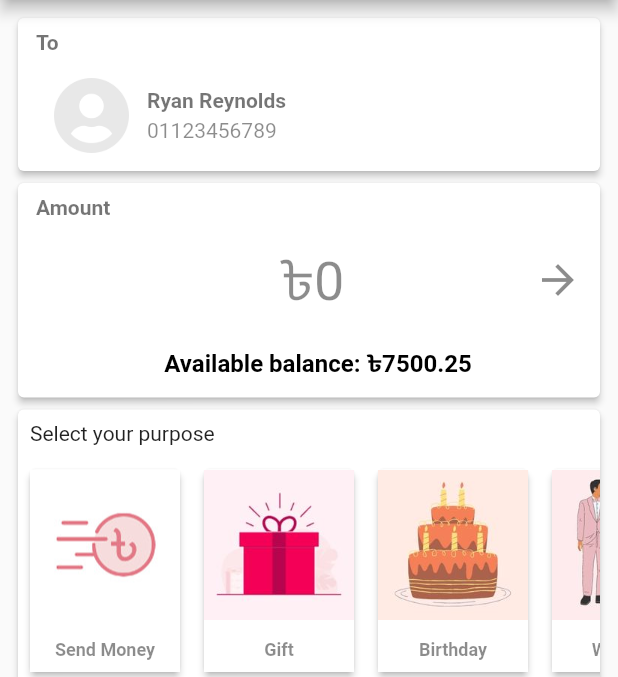
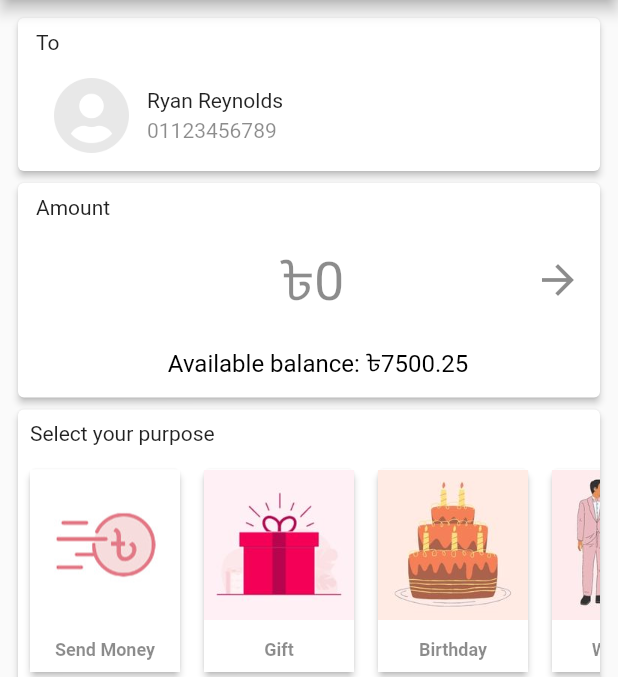
Before and after one commit to evanemran/bKash_cLone, a Flutter app: the AmountPage screen opened directly, on a phone screen of 412 x 824 dp, the part 84-761 px from its top. Run offline on Flutter 3.47's test engine with Material 2 defaults, Android fonts, the phone set to English and light mode, and no system bars; our stand-ins replace carousel_slider; missing offline and left inert: barcode_scan2.

Commit message:
texts updated

```diff
--- a/lib/styles/AppTheme.dart
+++ b/lib/styles/AppTheme.dart
@@ -10,7 +10,7 @@ class AppTheme{
   TextStyle(fontSize: 20.0,fontWeight:FontWeight.bold, color: Colors.pink,fontFamily: "Roboto");
 
   static final TextStyle ntitleText =
-  TextStyle(fontSize: 14.0,fontWeight:FontWeight.bold, color: Colors.black54,fontFamily: "Roboto");
+  TextStyle(fontSize: 14.0,fontWeight:FontWeight.normal, color: Colors.black87,fontFamily: "Roboto");
 
   static final TextStyle nbodyText =
   TextStyle(fontSize: 14.0,fontWeight:FontWeight.normal, color: Colors.black45,fontFamily: "Roboto");
@@ -52,7 +52,7 @@ class AppTheme{
   TextStyle(fontSize: 12.0,fontWeight:FontWeight.normal, color: Colors.black45,fontFamily: "Roboto");
 
   static final TextStyle avlAmtText2 =
-  TextStyle(fontSize: 16.0,fontWeight:FontWeight.bold, color: Colors.black,fontFamily: "Roboto");
+  TextStyle(fontSize: 16.0,fontWeight:FontWeight.normal, color: Colors.black,fontFamily: "Roboto");
 
   static final TextStyle priyoText =
   TextStyle(fontSize: 16.0,fontWeight:FontWeight.normal, color: Colors.pink,fontFamily: "Roboto");
```
